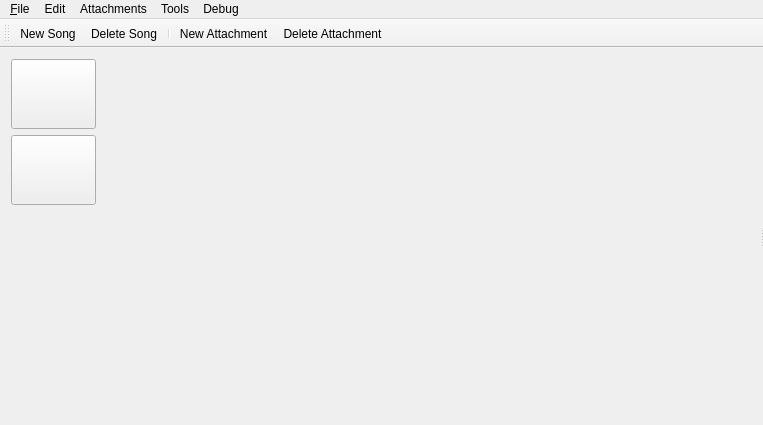
This is src/mainwindow.ui in pasbi/CAN as Qt 5 draws it before an edit. The edited form follows.
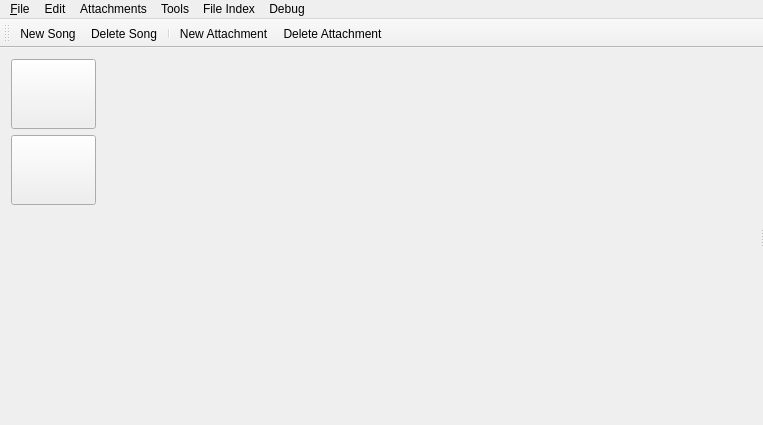
This is the edited form. Icons and pictures are not drawn. Custom widgets are drawn as their Qt base class.

Patch:
```diff
--- a/src/mainwindow.ui
+++ b/src/mainwindow.ui
@@ -241,10 +241,19 @@
     </widget>
     <addaction name="menuUnzip_directory"/>
    </widget>
+   <widget class="QMenu" name="menuFile_Index">
+    <property name="title">
+     <string>File Index</string>
+    </property>
+    <addaction name="actionUpdate_Index"/>
+    <addaction name="actionAdd_Folder"/>
+    <addaction name="actionClear_Index"/>
+   </widget>
    <addaction name="menu_File"/>
    <addaction name="menuEdit"/>
    <addaction name="menuAttachments"/>
    <addaction name="menuTools"/>
+   <addaction name="menuFile_Index"/>
    <addaction name="menuDebug"/>
   </widget>
   <action name="actionNew_Song">
```
Left out of the diff: 8 changed lines with no effect on the pictures.
